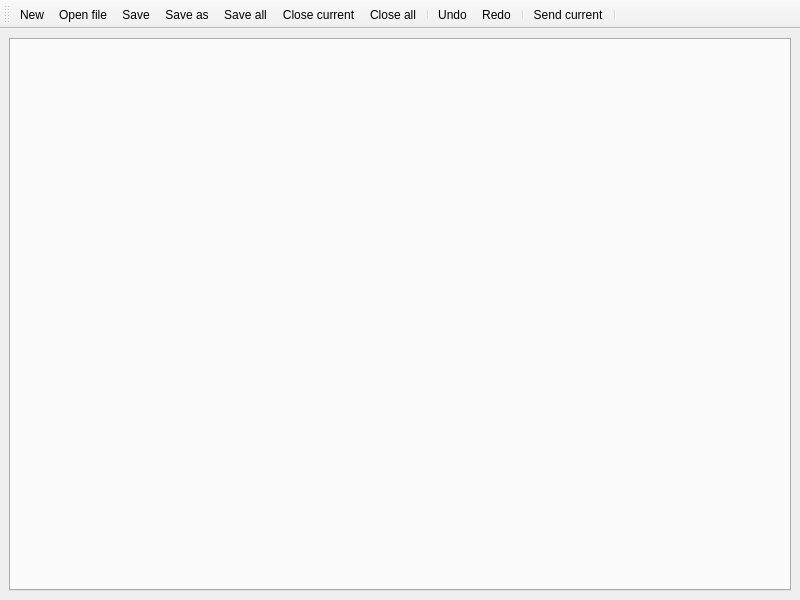
The window that playground/ui/luaeditorwindow.ui (cyberegoorg/cetech) describes before a commit, drawn with Qt 5.
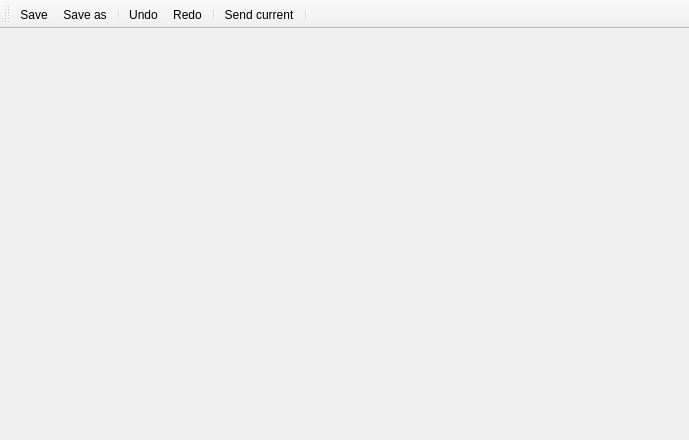
The same window after the commit. Icons and pictures are not drawn.

Commit message: replace script editor tab with dock instance.

What changed in the file:
```diff
--- a/playground/ui/luaeditorwindow.ui
+++ b/playground/ui/luaeditorwindow.ui
@@ -6,16 +6,10 @@
    <rect>
     <x>0</x>
     <y>0</y>
-    <width>800</width>
-    <height>600</height>
+    <width>689</width>
+    <height>440</height>
    </rect>
   </property>
-  <property name="sizePolicy">
-   <sizepolicy hsizetype="Expanding" vsizetype="Expanding">
-    <horstretch>0</horstretch>
-    <verstretch>0</verstretch>
-   </sizepolicy>
-  </property>
   <property name="focusPolicy">
    <enum>Qt::StrongFocus</enum>
   </property>
@@ -23,27 +17,7 @@
    <string>MainWindow</string>
   </property>
   <widget class="QWidget" name="centralwidget">
-   <layout class="QHBoxLayout" name="horizontalLayout">
-    <item>
-     <widget class="QTabWidget" name="main_tabs">
-      <property name="sizePolicy">
-       <sizepolicy hsizetype="Preferred" vsizetype="Preferred">
-        <horstretch>0</horstretch>
-        <verstretch>0</verstretch>
-       </sizepolicy>
-      </property>
-      <property name="currentIndex">
-       <number>-1</number>
-      </property>
-      <property name="tabsClosable">
-       <bool>true</bool>
-      </property>
-      <property name="movable">
-       <bool>true</bool>
-      </property>
-     </widget>
-    </item>
-   </layout>
+   <layout class="QHBoxLayout" name="horizontalLayout"/>
   </widget>
   <widget class="QToolBar" name="FileToolBar">
    <property name="windowTitle">
@@ -53,15 +27,10 @@
     <enum>TopToolBarArea</enum>
    </attribute>
    <attribute name="toolBarBreak">
-    <bool>false</bool>
+    <bool>true</bool>
    </attribute>
-   <addaction name="actionNew"/>
-   <addaction name="actionOpen_file"/>
    <addaction name="actionSave"/>
    <addaction name="actionSave_as"/>
-   <addaction name="actionSave_all"/>
-   <addaction name="actionClose_current"/>
-   <addaction name="actionClose_all"/>
    <addaction name="separator"/>
    <addaction name="actionUndo"/>
    <addaction name="actionRedo"/>
@@ -69,18 +38,6 @@
    <addaction name="actionSendCurent"/>
    <addaction name="separator"/>
   </widget>
-  <action name="actionOpen_file">
-   <property name="icon">
-    <iconset theme="document-open">
-     <normaloff>../../../../../../../.designer/backup</normaloff>../../../../../../../.designer/backup</iconset>
-   </property>
-   <property name="text">
-    <string>&amp;Open file</string>
-   </property>
-   <property name="shortcut">
-    <string>Ctrl+O</string>
-   </property>
-  </action>
   <action name="actionSave_as">
    <property name="icon">
     <iconset theme="document-save-as">
@@ -102,30 +59,6 @@
     <string>Ctrl+S</string>
    </property>
   </action>
-  <action name="actionNew">
-   <property name="icon">
-    <iconset theme="document-new">
-     <normaloff>.</normaloff>.</iconset>
-   </property>
-   <property name="text">
-    <string>New</string>
-   </property>
-   <property name="shortcut">
-    <string>Ctrl+N</string>
-   </property>
-  </action>
-  <action name="actionSave_all">
-   <property name="icon">
-    <iconset theme="document-save-all">
-     <normaloff>.</normaloff>.</iconset>
-   </property>
-   <property name="text">
-    <string>Save all</string>
-   </property>
-   <property name="shortcut">
-    <string>Ctrl+Shift+S</string>
-   </property>
-  </action>
   <action name="actionSendCurent">
    <property name="icon">
     <iconset theme="system-run">
@@ -141,30 +74,6 @@
     <string>Alt+Return</string>
    </property>
   </action>
-  <action name="actionClose_all">
-   <property name="icon">
-    <iconset theme="document-close">
-     <normaloff>.</normaloff>.</iconset>
-   </property>
-   <property name="text">
-    <string>Close all</string>
-   </property>
-   <property name="shortcut">
-    <string>Ctrl+Shift+W</string>
-   </property>
-  </action>
-  <action name="actionClose_current">
-   <property name="icon">
-    <iconset theme="document-close">
-     <normaloff>.</normaloff>.</iconset>
-   </property>
-   <property name="text">
-    <string>Close current</string>
-   </property>
-   <property name="shortcut">
-    <string>Ctrl+W</string>
-   </property>
-  </action>
   <action name="actionUndo">
    <property name="icon">
     <iconset theme="edit-undo">
```
Left out of the diff: 96 changed lines with no effect on the pictures. The commit also changes 5 other files.
